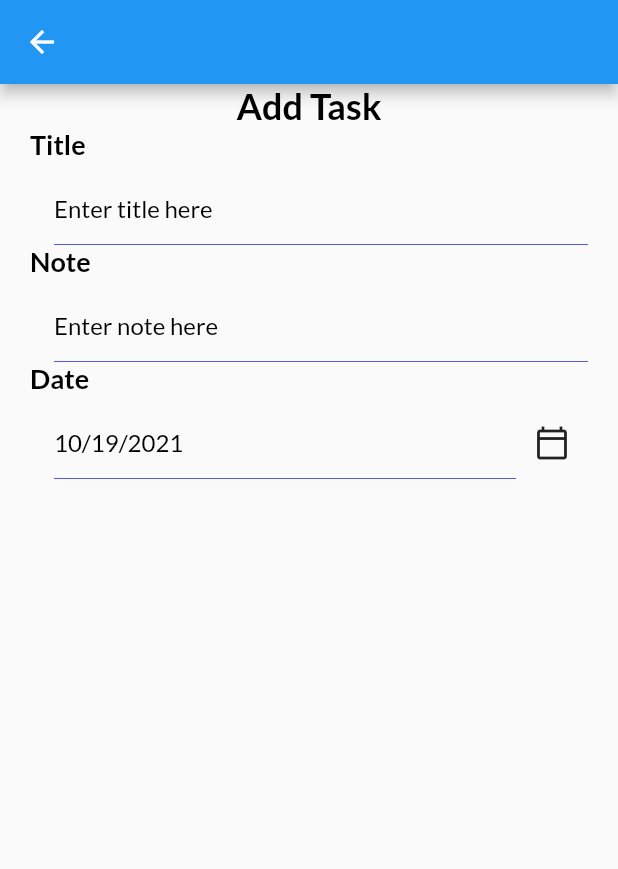
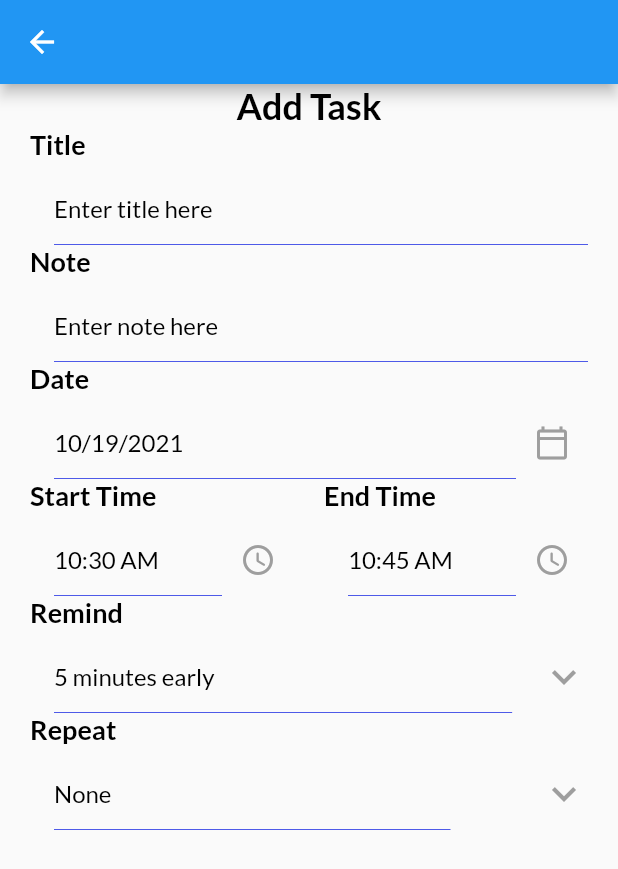
Before and after one commit to HowkMii/Todo-Mii, a Flutter app: the AddTaskPage screen opened directly, on a phone screen of 412 x 824 dp. Shown: the top 869 px of the screen. Run offline on Flutter 3.47's test engine with Material 2 defaults, Android fonts, the phone set to English and light mode, and no system bars; our stand-ins replace get, get_storage, google_fonts; accounts and stored records are empty.

Commit message:
add task screen 1

```diff
--- a/lib/ui/pages/add_task_page.dart
+++ b/lib/ui/pages/add_task_page.dart
@@ -49,8 +49,76 @@ class _AddTaskPageState extends State<AddTaskPage> {
               InputField(
               hint: DateFormat.yMd().format(_selectDate),
               title: 'Date',
-              widget: IconButton(onPressed: (){},icon:Icon(Icons.calendar_today_outlined)),
+              widget: IconButton(onPressed: (){},icon:Icon(Icons.calendar_today_outlined, color: Colors.grey,)),
               ),
+              Row(
+                children: [
+                  Expanded(
+                    child: InputField(
+                    hint: _startTime,
+                    title: 'Start Time',
+                    widget: IconButton(onPressed: (){},icon:Icon(Icons.access_time_rounded, color: Colors.grey,)),
+                                ),
+                  ),
+                  const SizedBox(width:20),
+                   Expanded(
+                    child: InputField(
+                    hint: _endtTime,
+                    title: 'End Time',
+                    widget: IconButton(onPressed: (){},icon:Icon(Icons.access_time_rounded, color: Colors.grey,)),
+                                ),
+                  ),
+
+                ],
+
+              ),
+              InputField(
+              hint:  '$_selectedRemind minutes early',
+              title: 'Remind',
+              widget:DropdownButton(
+                dropdownColor: Colors.blueGrey,
+                borderRadius: BorderRadius.circular(10),
+                items: remindList.map<DropdownMenuItem<String>>((value) => DropdownMenuItem<String>(value:value.toString(),child: Text('$value',style:const TextStyle(color:Colors.white ),)),).toList(),
+                icon: Icon(Icons.keyboard_arrow_down,color:Colors.grey),
+                iconSize: 32,
+                elevation: 4,
+                underline: Container(
+                  height: 0,
+
+                ),
+                style: subtitleStyle,
+                onChanged:(String? newValue){
+                  setState(() {
+                    _selectedRemind=int.parse(newValue!);
+                  });
+                } ,
+              ),
+
+              ),
+               InputField(
+              hint:  '$_selectedRepeat',
+              title: 'Repeat',
+              widget:DropdownButton(
+                dropdownColor: Colors.blueGrey,
+                borderRadius: BorderRadius.circular(10),
+                items: repeatList.map<DropdownMenuItem<String>>((String value) => DropdownMenuItem<String>(value:value,child: Text(value,style:const TextStyle(color:Colors.white ),)),).toList(),
+                icon: Icon(Icons.keyboard_arrow_down,color:Colors.grey),
+                iconSize: 32,
+                elevation: 4,
+                underline: Container(
+                  height: 0,
+
+                ),
+                style: subtitleStyle,
+                onChanged:(String? newValue){
+                  setState(() {
+                    _selectedRepeat=newValue!;
+                  });
+                } ,
+              ),
+
+              ),
+
             ],
 
 
```
